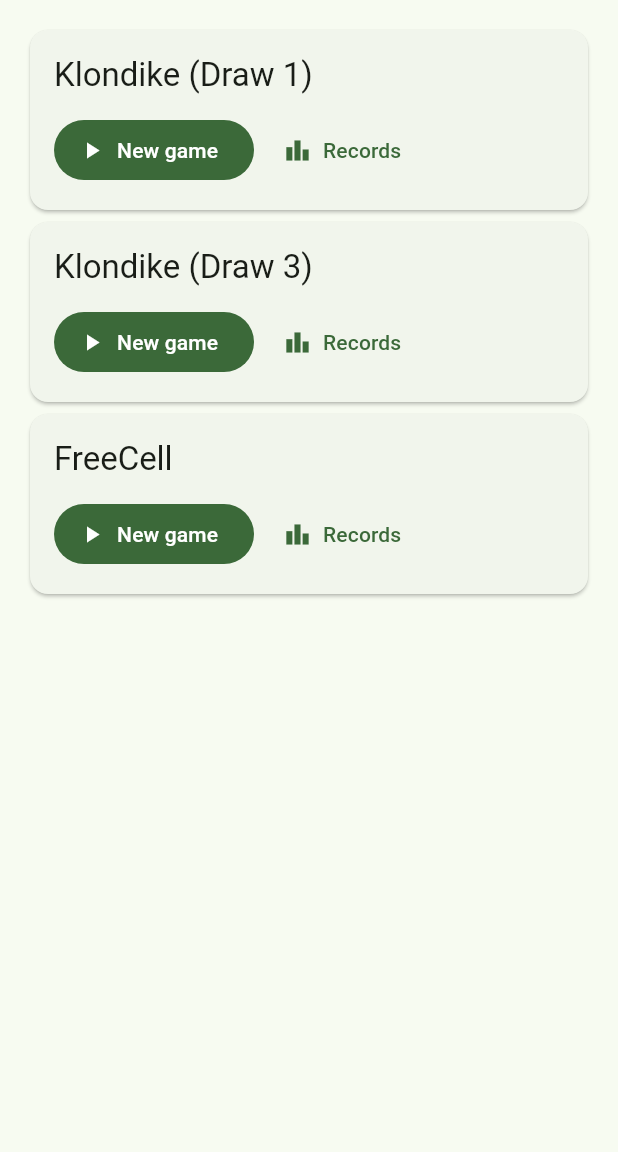
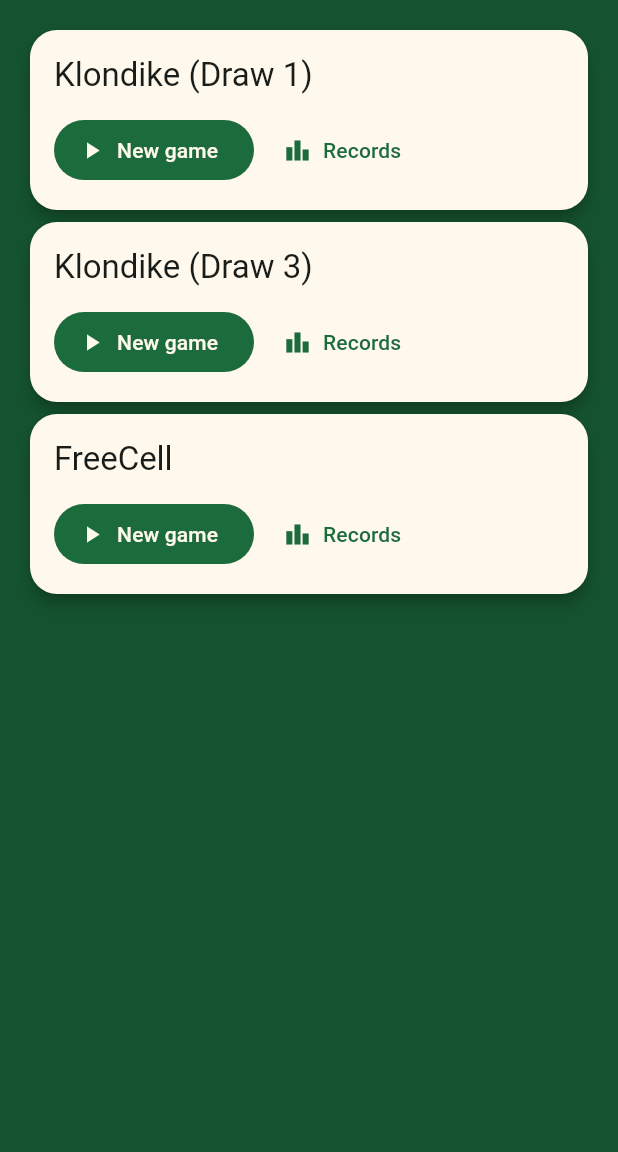
Before and after one commit to d-rk/open-patience, a Flutter app: the screen it shows after launch, on a phone screen of 412 x 824 dp, the part 84-1236 px from its top. Run offline on Flutter 3.47's test engine with Material 3 defaults, Android fonts, the phone set to English and light mode, and no system bars; our stand-ins replace equatable, flutter_bloc, shared_preferences.

Commit message:
Add app-wide Emerald Felt ThemeData

```diff
--- a/lib/main.dart
+++ b/lib/main.dart
@@ -4,6 +4,7 @@ import 'package:shared_preferences/shared_preferences.dart';
 import 'persistence/records_repository.dart';
 import 'persistence/shared_prefs_records_repository.dart';
 import 'ui/main_menu_screen.dart';
+import 'ui/theme/app_theme.dart';
 
 Future<void> main() async {
   WidgetsFlutterBinding.ensureInitialized();
@@ -24,7 +25,7 @@ class SolitaireApp extends StatelessWidget {
   Widget build(BuildContext context) {
     return MaterialApp(
       title: 'Solitaire',
-      theme: ThemeData(useMaterial3: true, colorSchemeSeed: Colors.green),
+      theme: AppTheme.themeData,
       home: MainMenuScreen(
         repository: repository,
         autoTick: const Duration(seconds: 1),
--- /dev/null
+++ b/lib/ui/theme/app_theme.dart
@@ -0,0 +1,48 @@
+import 'package:flutter/material.dart';
+
+import 'game_palette.dart';
+
+/// The app-wide [ThemeData]. Wired into the root `MaterialApp` so standard
+/// Material widgets inherit the Emerald Felt look with no per-widget styling.
+class AppTheme {
+  AppTheme._();
+
+  static ThemeData get themeData {
+    final ColorScheme scheme = ColorScheme.fromSeed(
+      seedColor: GamePalette.feltGreenLight,
+      primary: GamePalette.feltGreenMid,
+      secondary: GamePalette.gold,
+    );
+    return ThemeData(
+      useMaterial3: true,
+      colorScheme: scheme,
+      scaffoldBackgroundColor: GamePalette.feltGreenDark,
+      cardTheme: CardThemeData(
+        color: GamePalette.cardFace,
+        elevation: 4,
+        shape: RoundedRectangleBorder(borderRadius: BorderRadius.circular(18)),
+      ),
+      dialogTheme: DialogThemeData(
+        backgroundColor: GamePalette.cardFace,
+        shape: RoundedRectangleBorder(borderRadius: BorderRadius.circular(24)),
+      ),
+      filledButtonTheme: FilledButtonThemeData(
+        style: FilledButton.styleFrom(
+          shape: const StadiumBorder(),
+          backgroundColor: GamePalette.feltGreenMid,
+          foregroundColor: GamePalette.cardFace,
+        ),
+      ),
+      outlinedButtonTheme: OutlinedButtonThemeData(
+        style: OutlinedButton.styleFrom(
+          shape: const StadiumBorder(),
+          foregroundColor: GamePalette.feltGreenMid,
+          side: const BorderSide(color: GamePalette.feltGreenMid, width: 2),
+        ),
+      ),
+      textButtonTheme: TextButtonThemeData(
+        style: TextButton.styleFrom(foregroundColor: GamePalette.feltGreenMid),
+      ),
+    );
+  }
+}
```
Also changed, not shown: 1 other file.
